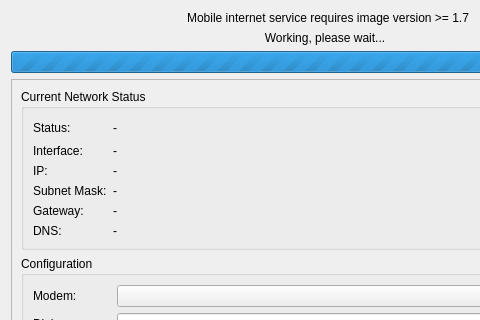
Before: the Qt Designer form src/brickv/plugin_system/plugins/red/ui/red_tab_settings_mobile_internet.ui in Tinkerforge/brickv, drawn with Qt 5; both pictures show x 0 to 480 and y 0 to 320 of the 656 by 599 pixel window.
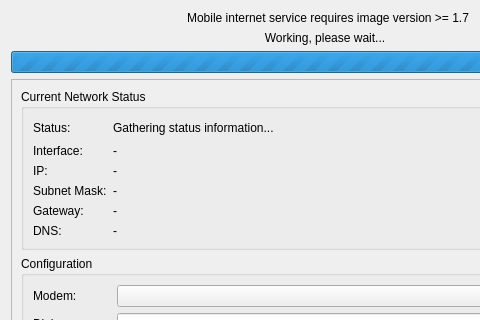
After: the same form once the commit is applied.

Commit message: red-brick: State indicating initial information gathering stage

The edit to the form file:
```diff
--- a/src/brickv/plugin_system/plugins/red/ui/red_tab_settings_mobile_internet.ui
+++ b/src/brickv/plugin_system/plugins/red/ui/red_tab_settings_mobile_internet.ui
@@ -34,8 +34,8 @@
        <rect>
         <x>0</x>
         <y>0</y>
-        <width>628</width>
-        <height>506</height>
+        <width>638</width>
+        <height>514</height>
        </rect>
       </property>
       <layout class="QGridLayout" name="gridLayout_4">
@@ -142,7 +142,7 @@
           <item row="1" column="1">
            <widget class="QLabel" name="label_mi_status_status">
             <property name="text">
-             <string>-</string>
+             <string>Gathering status information...</string>
             </property>
            </widget>
           </item>
```
